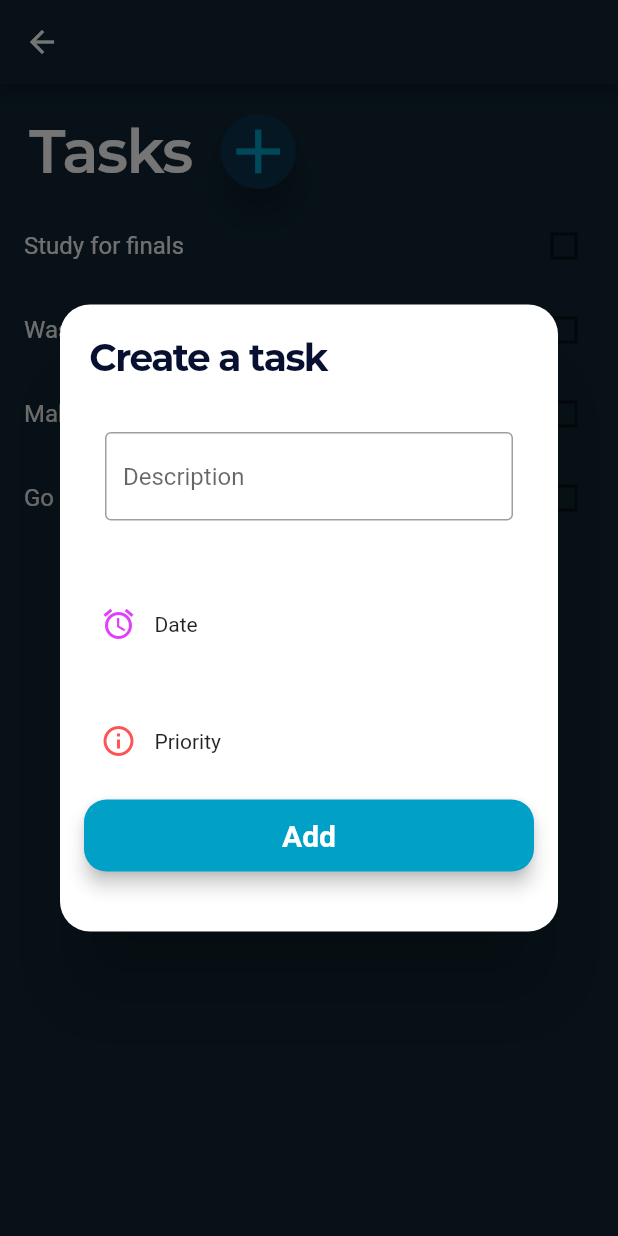
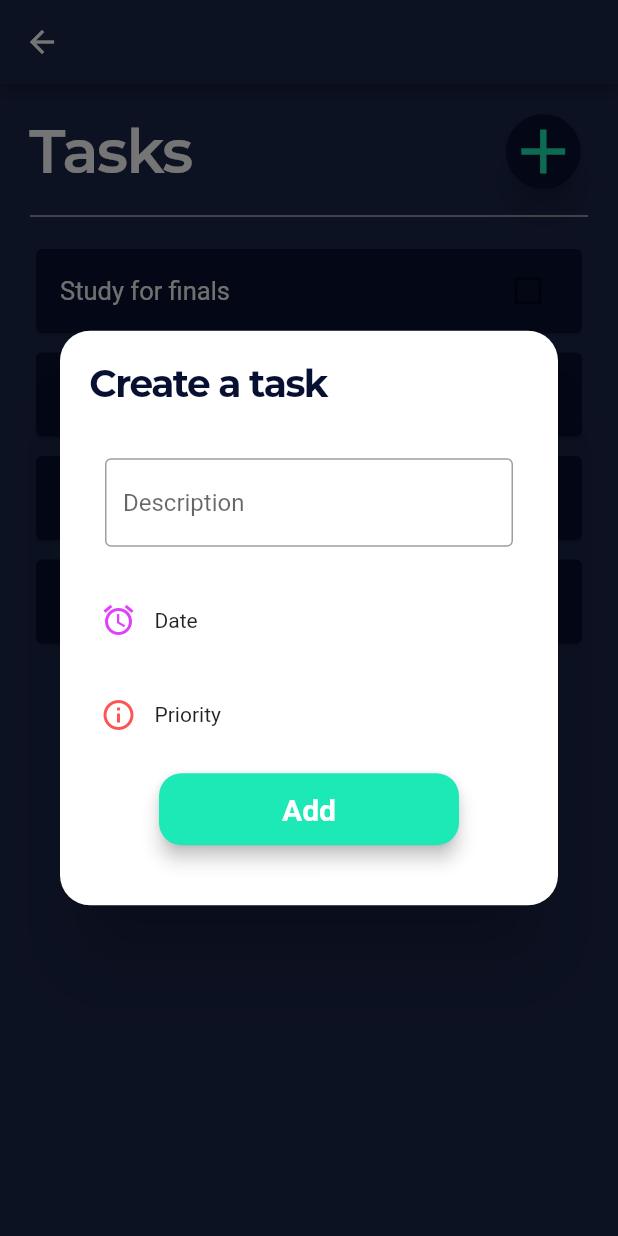
Before and after one commit to ngarcia238/Productivist2.0, a Flutter app: the TasksPage screen opened directly, after a tap on the "add" icon, on a phone screen of 412 x 824 dp. Run offline on Flutter 3.47's test engine with Material 2 defaults, Android fonts, the phone set to English and light mode, and no system bars; our stand-ins replace numberpicker, percent_indicator, table_calendar; Roboto replaces fonts that are missing (Montserrat); project files that could hold a hidden picture were left out.

Commit message:
tasks page design done

```diff
--- a/lib/screens/task_page.dart
+++ b/lib/screens/task_page.dart
@@ -60,9 +60,9 @@ class _TasksPageState extends State<TasksPage> {
   Widget build(BuildContext context) {
     return Scaffold(
         appBar: AppBar(
-          backgroundColor: Color.fromRGBO(15, 37, 51, 1),
+          backgroundColor: Color(0xFF1d284d),
         ),
-        backgroundColor: Color.fromRGBO(15, 37, 51, 1),
+        backgroundColor: Color(0xFF1d284d),
         body: Container(
           child: Column(
             children: <Widget>[
@@ -79,15 +79,15 @@ class _TasksPageState extends State<TasksPage> {
                           letterSpacing: -1),
                     ),
                     Padding(
-                      padding: EdgeInsets.fromLTRB(0, 0, 0, 0),
+                      padding: EdgeInsets.fromLTRB(190, 0, 0, 0),
                       child: RawMaterialButton(
                         shape: CircleBorder(),
-                        fillColor: Color.fromRGBO(10, 51, 75, 1),
+                        fillColor: Color(0xFF071030),
                         elevation: 10,
                         child: Icon(
                           Icons.add,
                           size: 50,
-                          color: Color(0xff01A0C7),
+                          color: Colors.tealAccent[400],
                         ),
                         onPressed: () {
                           print(currentUser.tasks);
@@ -130,11 +130,7 @@ class _TasksPageState extends State<TasksPage> {
                                         ),
                                       ),
                                     ),
-                                    Padding(
-                                      padding:
-                                          EdgeInsets.fromLTRB(30, 0, 30, 20),
-                                      child: Container(),
-                                    ),
+
                                     Padding(
                                       padding: const EdgeInsets.all(15),
                                       child: Row(
@@ -166,7 +162,7 @@ class _TasksPageState extends State<TasksPage> {
                                       ),
                                     ),
                                     Padding(
-                                      padding: const EdgeInsets.all(15),
+                                      padding: const EdgeInsets.fromLTRB(15,0,15,15),
                                       child: Row(
                                         mainAxisAlignment:
                                             MainAxisAlignment.start,
@@ -191,9 +187,9 @@ class _TasksPageState extends State<TasksPage> {
                                           elevation: 5.0,
                                           borderRadius:
                                               BorderRadius.circular(15.0),
-                                          color: Color(0xff01A0C7),
+                                          color: Colors.tealAccent[400],
                                           child: MaterialButton(
-                                            minWidth: 300,
+                                            minWidth: 200,
                                             padding: EdgeInsets.fromLTRB(
                                                 40, 5, 40, 5),
                                             onPressed: () {
@@ -225,6 +221,12 @@ class _TasksPageState extends State<TasksPage> {
                   ],
                 ),
               ),
+              Padding(
+                padding: EdgeInsets.fromLTRB(20, 0, 20, 10),
+                child: Divider(
+                  color: Colors.white,
+                ),
+              ),
               Expanded(
                 child: Container(
                   child: ListView.builder(
@@ -239,18 +241,23 @@ class _TasksPageState extends State<TasksPage> {
                         background: Container(
                           color: Colors.red,
                         ),
-                        child: CheckboxListTile(
-                          checkColor: Colors.white,
-                          activeColor: Color(0xff01A0C7),
+                        child: Padding(
+                          padding: EdgeInsets.only(left: 20, right: 20, bottom: 5),
+                          child: Card(
+                          color: Color(0xFF071030),
+                          child: CheckboxListTile(
+                          checkColor: Color(0xFF071030),
+                          activeColor: Colors.tealAccent[400],
+
                           title: !currentUser.tasks[i].completed
                               ? Text(
                                   currentUser.tasks[i].task,
-                                  style: TextStyle(color: Colors.grey[100]),
+                                  style: TextStyle(color: Colors.grey[100], fontSize: 17),
                                 )
                               : Text(
                                   currentUser.tasks[i].task,
                                   style: TextStyle(
-                                      color: Colors.grey[20],
+                                      color: Colors.grey[50], fontSize: 17,
                                       decoration: TextDecoration.lineThrough),
                                 ),
                           value: currentUser.tasks[i].completed,
@@ -266,6 +273,8 @@ class _TasksPageState extends State<TasksPage> {
                             setState(() {});
                           },
                         ),
+                        ),
+                        ),
                       );
                     },
                   ),
```
